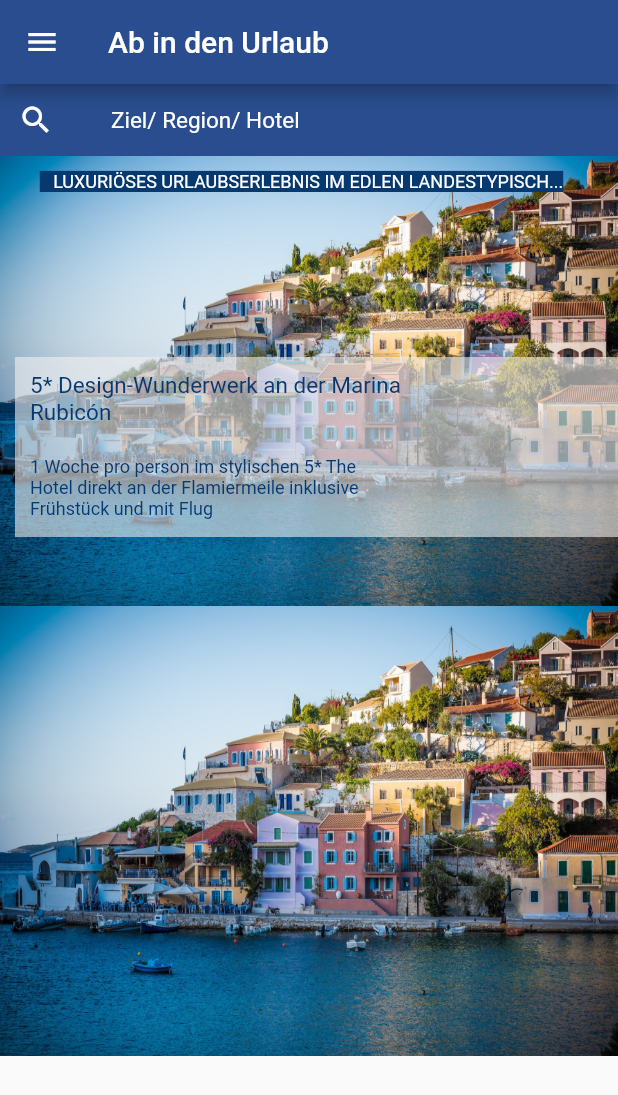
After one commit to nico0704/tst_1, a Flutter app: the screen it shows after launch, after a tap on "Urlaubsseite", on a phone screen of 412 x 824 dp. The commit adds this screen. Shown: the top 1095 px of the screen. Run offline on Flutter 3.47's test engine with Material 2 defaults, Android fonts, the phone set to English and light mode, and no system bars.

Commit message:
Urlaubsscreen

```diff
--- a/lib/screens/second_screen.dart
+++ b/lib/screens/second_screen.dart
@@ -20,6 +20,7 @@ class SecondScreen extends StatelessWidget {
                   padding: const EdgeInsets.all(20.0),
                   child: Center(
                       child: Container(
+                        width: double.infinity,
                         child: const Text(
                           "Wir benötigen ihre Zustimmung",
                           style: TextStyle(
--- a/lib/screens/start_screen.dart
+++ b/lib/screens/start_screen.dart
@@ -1,6 +1,7 @@
 import 'package:flutter/material.dart';
 import 'package:tst_1/screens/second_screen.dart';
 import 'package:tst_1/screens/third_screen.dart';
+import 'package:tst_1/screens/urlaub_screen.dart';
 
 class StartScreen extends StatelessWidget {
   const StartScreen({Key? key}) : super(key: key);
@@ -40,6 +41,13 @@ class StartScreen extends StatelessWidget {
                         );
                       },
                       child: Text("Stack bsp")),
+                  ElevatedButton(
+                      onPressed: () async {
+                        print("Urlaubsseite");
+                        Navigator.push(context, MaterialPageRoute(builder: (context) => UrlaubScreen()),
+                        );
+                      },
+                      child: Text("Urlaubsseite")),
                   machZeile("24"),
                   machZeile("Augenfarbe: gruen"),
                   machZeile("HELLO WORLD"),
--- /dev/null
+++ b/lib/screens/urlaub_screen.dart
@@ -0,0 +1,122 @@
+import 'package:flutter/material.dart';
+
+class UrlaubScreen extends StatelessWidget {
+  const UrlaubScreen({Key? key}) : super(key: key);
+
+  @override
+  Widget build(BuildContext context) {
+    return Scaffold(
+      drawer: Drawer(
+          // intentionally blank
+          ),
+      appBar: AppBar(
+        backgroundColor: Color.fromRGBO(42, 77, 143, 1),
+        title: Text(
+          "Ab in den Urlaub",
+        ),
+      ),
+      body: (SingleChildScrollView(
+          child: Column(
+        children: [
+          Container(
+            color: Color.fromRGBO(42, 77, 143, 1),
+            child: Row(
+              children: [
+                Container(
+                  child: IconButton(
+                      color: Color.fromRGBO(255, 255, 255, 1),
+                      onPressed: () {
+                        // intentionally blank
+                      },
+                      icon: const Icon(Icons.search)),
+                ),
+                Container(
+                    child: Text(
+                  "       Ziel/ Region/ Hotel",
+                  style: TextStyle(
+                      fontWeight: FontWeight.normal,
+                      fontSize: 15.0,
+                      color: Color.fromRGBO(255, 255, 255, 1)),
+                ))
+              ],
+            ),
+          ),
+          Container(
+            width: double.infinity,
+            height: 300,
+            decoration: BoxDecoration(
+              image: DecorationImage(
+                image: AssetImage("lib/assets/bucht.jpg"),
+                fit: BoxFit.fill,
+              ),
+            ),
+            child: Container(
+              child: Column(
+                children: [
+                  Padding(
+                    padding: const EdgeInsets.fromLTRB(0, 10, 10, 10),
+                    child: Container(
+                        child: Text(
+                      "   LUXURIÖSES URLAUBSERLEBNIS IM EDLEN LANDESTYPISCH...",
+                      style: TextStyle(
+                          backgroundColor: Color.fromRGBO(6, 57, 112, 1.0),
+                          color: Colors.white,
+                          fontSize: 12.0),
+                    )),
+                  ),
+                  Padding(
+                    padding: const EdgeInsets.fromLTRB(10, 100, 0, 0),
+                    child: Container(
+                      width: 410,
+                      height: 120,
+                      color: Color.fromRGBO(240, 240, 240, 0.6),
+                      child: Column(
+                        children: [
+                          Container(
+                            alignment: Alignment.centerLeft,
+                            child: Padding(
+                              padding: const EdgeInsets.all(10.0),
+                              child: Text(
+                                "5* Design-Wunderwerk an der Marina \nRubicón",
+                                style: TextStyle(
+                                    color: Color.fromRGBO(6, 57, 112, 1.0),
+                                    fontSize: 15.0),
+                              ),
+                            ),
+                          ),
+                          Container(
+                            alignment: Alignment.centerLeft,
+                            child: Padding(
+                                padding: const EdgeInsets.all(10.0),
+                                child: Text(
+                                  "1 Woche pro person im stylischen 5* The\nHotel direkt an der Flamiermeile inklusive\nFrühstück und mit Flug",
+                                  style: TextStyle(
+                                      color: Color.fromRGBO(6, 57, 112, 1.0),
+                                      fontSize: 12.0),
+                                )),
+                          )
+                        ],
+                      ),
+                    ),
+                  )
+                ],
+              ),
+            ),
+          ),
+          Container(
+            width: double.infinity,
+            height: 300,
+            decoration: BoxDecoration(
+              image: DecorationImage(
+                image: AssetImage("lib/assets/bucht.jpg"),
+                fit: BoxFit.fill,
+              ),
+            ),
+          ),
+        ],
+      ))),
+    );
+  }
+}
+
+// Expanded wrap für Aufteilung ohne harte height angabe
--- a/pubspec.yaml
+++ b/pubspec.yaml
@@ -60,8 +60,8 @@ flutter:
   uses-material-design: true
 
   # To add assets to your application, add an assets section, like this:
-  # assets:
-  #   - images/a_dot_burr.jpeg
+  assets:
+    - lib/assets/bucht.jpg
   #   - images/a_dot_ham.jpeg
 
   # An image asset can refer to one or more resolution-specific "variants", see
```
Also changed, not shown: lib/assets/bucht.jpg (added).
